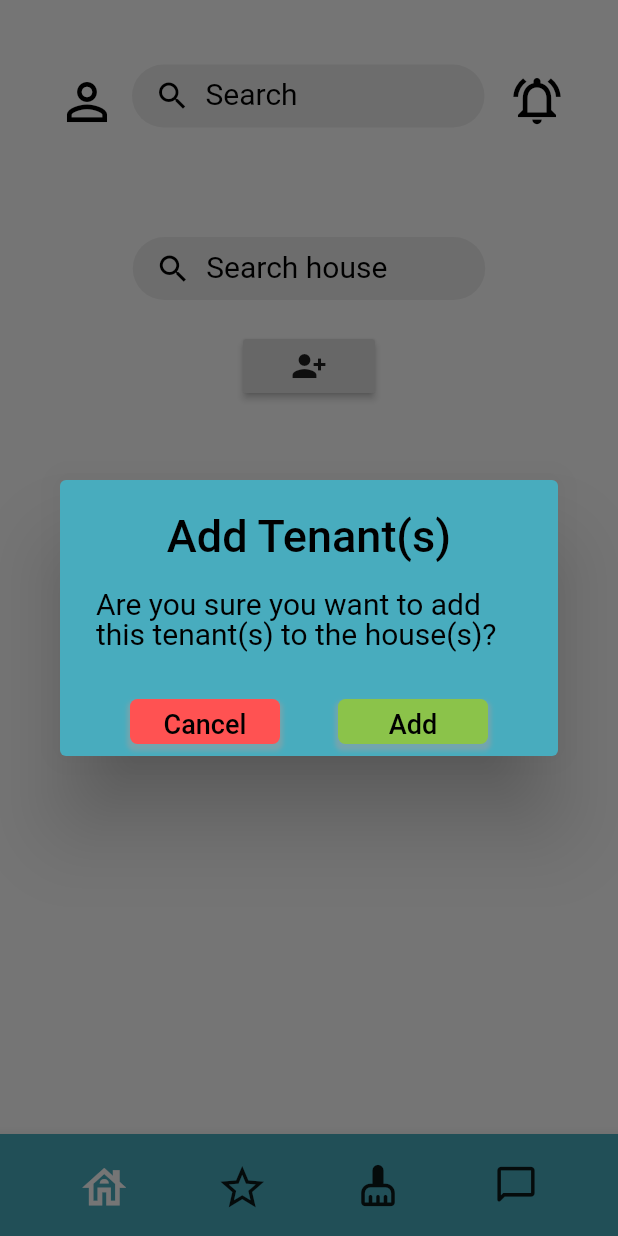
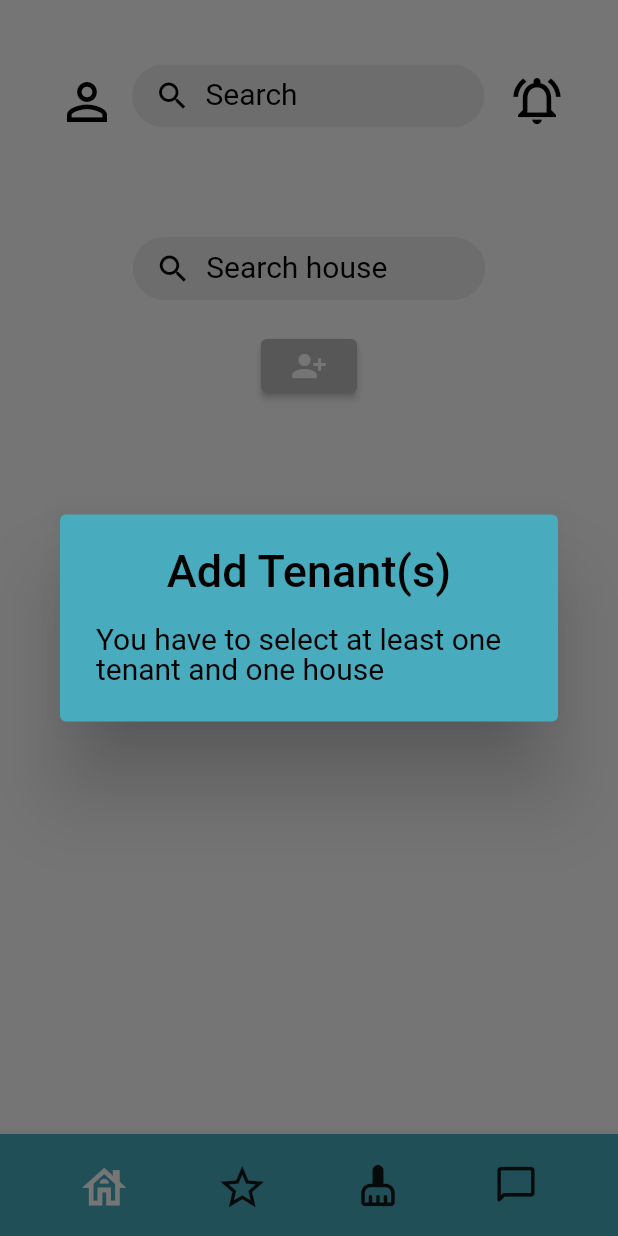
Before and after one commit to catasofia/User-Centered-Design-and-Evaluation, a Flutter app: the addTenant screen opened directly, after a tap on the "person add alt 1" icon, on a phone screen of 412 x 824 dp. Run offline on Flutter 3.47's test engine with Material 2 defaults, Android fonts, the light colour scheme and no system bars; our stand-ins replace cloud_firestore, firebase_core, flutter_spinkit; missing offline and left inert: web3dart; accounts and stored records are empty; Roboto replaces fonts that are missing (Arial); statements that could not run were skipped; project files that could hold a hidden picture were left out.

Commit message:
LandlordAddTenant done

```diff
--- a/lib/landlord/landlordAddTenant.dart
+++ b/lib/landlord/landlordAddTenant.dart
@@ -1,15 +1,15 @@
 import 'package:flutter/material.dart';
 import 'package:time_app/landlord/landlordEvaluateTasks.dart';
+import 'package:time_app/landlord/landlordHomeScreen.dart';
 import 'carlosProfileLandlord.dart';
 import 'landlordSuggestedTask.dart';
 import 'package:cloud_firestore/cloud_firestore.dart';
 
-//FALTA DAR GUARDAR NA BD E METER O BOTÃO A FICAR VERDE??
-
 class House{
   String name;
   bool? value = false;
-  House({required this.name});
+  String id;
+  House({required this.name, required this.id});
 }
 
 class Tenant{
@@ -31,25 +31,28 @@ class _HomeState extends State<addTenant> {
 
   List<Tenant> tenants = [];
   List<House> houses = [];
+  CollectionReference house = FirebaseFirestore.instance.collection('house');
 
-  Future<void> getData() async{
-    QuerySnapshot snapshot = await FirebaseFirestore.instance.collection('house').get();
+  Future<void> getData() async {
+    QuerySnapshot snapshot = await FirebaseFirestore.instance.collection(
+        'house').get();
 
     snapshot.docs.forEach((doc) {
-        House house1 = House(name: doc['name']);
+      House house1 = House(name: doc['name'], id: doc.id);
       bool aux = true;
 
       houses.forEach((element) {
-          if(element.name == doc['name']){
+        if (element.name == doc['name']) {
           aux = false;
         }
       });
-        if(aux) {
+      if (aux) {
         houses.add(house1);
       }
     });
 
-    QuerySnapshot snapshot1 = await FirebaseFirestore.instance.collection('profile').get();
+    QuerySnapshot snapshot1 = await FirebaseFirestore.instance.collection(
+        'profile').get();
 
     snapshot1.docs.forEach((doc) {
       if (doc['role'] == 'tenant') {
@@ -57,16 +60,67 @@ class _HomeState extends State<addTenant> {
         bool aux = true;
 
         tenants.forEach((element) {
-            if(element.name == doc['name']){
+          if (element.name == doc['name']) {
             aux = false;
           }
         });
-          if(aux) {
+        if (aux) {
           tenants.add(tenant);
         }
-        }});
+      }
+    });
 
-    setState((){});
+    setState(() {});
+  }
+
+  bool check() {
+    bool t = false;
+
+    tenants.forEach((element) {
+      if (element.value == true) {
+        t = true;
+      }
+    });
+
+    bool h = false;
+
+    houses.forEach((element) {
+      if (element.value == true) {
+        h = true;
+      }
+    });
+
+    if (t == true && h == true) {
+      return false;
+    } else {
+      return true;
+    }
+  }
+
+  Future<void> add () async{
+    QuerySnapshot snapshot = await FirebaseFirestore.instance.collection('house').get();
+
+    List<dynamic> ten = [];
+
+    houses.forEach((element){
+      if (element.value == true){
+        tenants.forEach((tenant) {
+          if(tenant.value == true){
+            snapshot.docs.forEach((doc) {
+              if (doc.id == element.id) {
+                  ten = doc['tenants'];
+                  if (!ten.contains(tenant.name)){
+                    ten.add(tenant.name);
+                  }
+                  FirebaseFirestore.instance.collection('house')
+                      .doc(element.id)
+                      .update({'tenants': ten});
+                }
+              });
+          }
+        });
+      }
+    });
   }
 
   Widget templateT(tt) {
@@ -78,7 +132,7 @@ class _HomeState extends State<addTenant> {
               children: [
                 Align(
                   alignment: const Alignment(-1.1, 0.0),
-                child:Padding(
+                  child: Padding(
                     padding: const EdgeInsets.all(8.0),
                     child: Checkbox(
                       value: tt.value,
@@ -101,13 +155,13 @@ class _HomeState extends State<addTenant> {
                 ),
                 Padding(
                   padding: const EdgeInsets.only(left: 40),
-                  child:  CircleAvatar(
+                  child: CircleAvatar(
                     backgroundImage: AssetImage(tt.imagePath),
                     radius: 20.0,
                   ),),
               ],
             )
-           ] ),
+          ]),
     );
   }
 
@@ -138,7 +192,7 @@ class _HomeState extends State<addTenant> {
                     height: 50.0,
                     child: Padding(
                       padding: const EdgeInsets.only(top: 16),
-                        child:Text(
+                      child: Text(
                         tt.name,
                         style: const TextStyle(
                           fontSize: 18.0,
@@ -158,7 +212,6 @@ class _HomeState extends State<addTenant> {
 
   @override
   Widget build(BuildContext context) {
-
     getData();
 
     return Scaffold(
@@ -183,7 +236,8 @@ class _HomeState extends State<addTenant> {
               ), onPressed: () {
                 Navigator.push(
                   context,
-                  MaterialPageRoute(builder: (context) => const EvaluateTasks()),
+                  MaterialPageRoute(
+                      builder: (context) => const EvaluateTasks()),
                 );
               }),
               IconButton(
@@ -225,7 +279,8 @@ class _HomeState extends State<addTenant> {
                     onPressed: () {
                       Navigator.push(
                         context,
-                      MaterialPageRoute(builder: (context) => const CarlosProfileLandlord()),
+                        MaterialPageRoute(builder: (
+                            context) => const CarlosProfileLandlord()),
                       );
                     },
                   ),
@@ -269,7 +324,8 @@ class _HomeState extends State<addTenant> {
                     onPressed: () {
                       showDialog(
                         context: context,
-                      builder: (BuildContext context) => _buildPopupNotification(context),
+                        builder: (BuildContext context) =>
+                            _buildPopupNotification(context),
                       );
                     },
                   ),
@@ -281,7 +337,8 @@ class _HomeState extends State<addTenant> {
                   mainAxisAlignment: MainAxisAlignment.start,
                   crossAxisAlignment: CrossAxisAlignment.center,
                   children: <Widget>[
-                    for (var i in tenants) templateT(i),],
+                    for (var i in tenants) templateT(i),
+                  ],
                 ),
               ),
               const SizedBox(height: 50),
@@ -326,19 +383,24 @@ class _HomeState extends State<addTenant> {
                       children: <Widget>[
                         for (var i in houses) templateH(i),
                       ],
-            )]),
-            const SizedBox(height:20),
+                    )
+                  ]),
+              const SizedBox(height: 20),
               Row(
                 mainAxisAlignment: MainAxisAlignment.center,
                 children: <Widget>[
-                RaisedButton(
+                  ElevatedButton(
                     onPressed: () {
                       showDialog(
                           context: context,
-                      builder: (BuildContext context) => _buildPopupConfirmation(context),
+                          builder: !check() ? (BuildContext context) =>
+                              _buildPopupConfirmation(context) : (
+                              BuildContext context) => _buildPopupError(context)
                       );
                     },
-                  child:const Icon(Icons.person_add_alt_1 ),
+                    style: ElevatedButton.styleFrom(
+                        primary: check() ? Colors.grey[400] : Colors.green),
+                    child: const Icon(Icons.person_add_alt_1),
                   ),
 
                 ],
@@ -347,7 +409,6 @@ class _HomeState extends State<addTenant> {
           ),
         ),
       ),);
-  }
   }
 
   Widget _buildPopupConfirmation(BuildContext context) {
@@ -408,7 +469,9 @@ Widget _buildPopupConfirmation(BuildContext context) {
                     onPressed: () {
                       Navigator.of(context).pop();
                     },
-                  textColor: Theme.of(context).primaryColor,
+                    textColor: Theme
+                        .of(context)
+                        .primaryColor,
                     child: const Text(
                       'Cancel',
                       style: TextStyle(
@@ -443,8 +506,15 @@ Widget _buildPopupConfirmation(BuildContext context) {
                 mainAxisAlignment: MainAxisAlignment.center,
                 children: <Widget>[
                   FlatButton(
-                  onPressed: () {},
-                  textColor: Theme.of(context).primaryColor,
+                    onPressed: () {
+                      add();
+                      Navigator.push(
+                          context,
+                          MaterialPageRoute(builder: (context) => const HomeLandlord()));
+                    },
+                    textColor: Theme
+                        .of(context)
+                        .primaryColor,
                     child: const Text(
                       'Add',
                       style: TextStyle(
@@ -464,7 +534,38 @@ Widget _buildPopupConfirmation(BuildContext context) {
     );
   }
 
+  Widget _buildPopupError(BuildContext context) {
+    return AlertDialog(
+      alignment: Alignment.center,
+      title: const Text(
+        'Add Tenant(s)',
+        style: TextStyle(
+          fontFamily: 'Arial',
+          fontSize: 30,
+          color: Colors.black,
+          height: 1,
+        ),
+        textAlign: TextAlign.center,
+      ),
+      backgroundColor: const Color(0xFF48ACBE),
+      content: Column(
+        mainAxisSize: MainAxisSize.min,
+        crossAxisAlignment: CrossAxisAlignment.start,
+        children: const <Widget>[
+          Text(
+            "You have to select at least one tenant and one house",
+            style: TextStyle(
+              fontFamily: 'Arial',
+              fontSize: 20,
+              color: Colors.black,
+              height: 1,
+            ),
+          ),
 
+        ],
+      ),
+    );
+  }
 
   Widget _buildPopupNotification(BuildContext context) {
     return AlertDialog(
@@ -506,14 +607,14 @@ Widget _buildPopupNotification(BuildContext context) {
           const SizedBox(height: 20.0),
           TextButton(
             style: TextButton.styleFrom(
-            textStyle: const TextStyle(fontSize: 20, fontFamily: 'Arial', color: Colors.black),
+              textStyle: const TextStyle(
+                  fontSize: 20, fontFamily: 'Arial', color: Colors.black),
             ),
             onPressed: () {
               Navigator.push(
                 context,
                 MaterialPageRoute(builder: (context) => const SuggestedTask()),
               );
-
             },
             child: const Text('- Francisca suggested a task for Alameda T2.',
                 style: TextStyle(fontFamily: 'Arial',
@@ -531,7 +632,9 @@ Widget _buildPopupNotification(BuildContext context) {
               onPressed: () {
                 Navigator.of(context).pop();
               },
-            textColor: Theme.of(context).primaryColor,
+              textColor: Theme
+                  .of(context)
+                  .primaryColor,
               child: const Icon(
                 Icons.remove_circle_outline,
                 color: Colors.black,
@@ -543,3 +646,4 @@ Widget _buildPopupNotification(BuildContext context) {
       ],
     );
   }
+}
```
Lines whose indentation alone changed are shown as unchanged.
